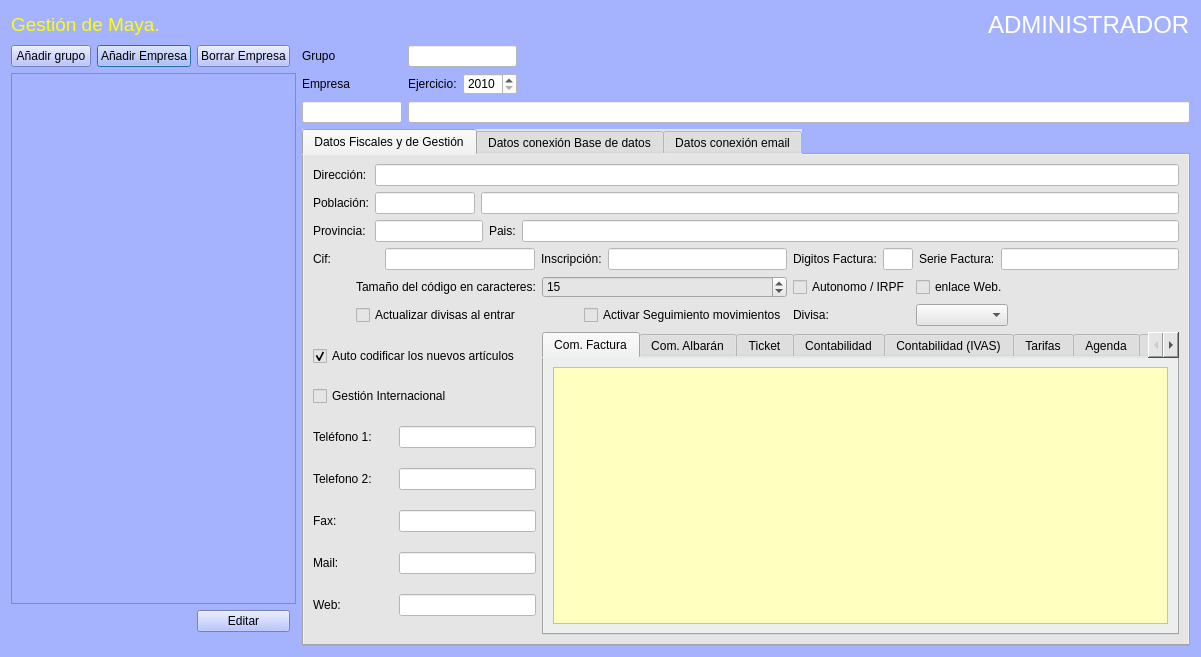
Above: Zona_Administrador/frmempresas.ui from arcnexus/RedFoX before the change. Below: the same form after it.
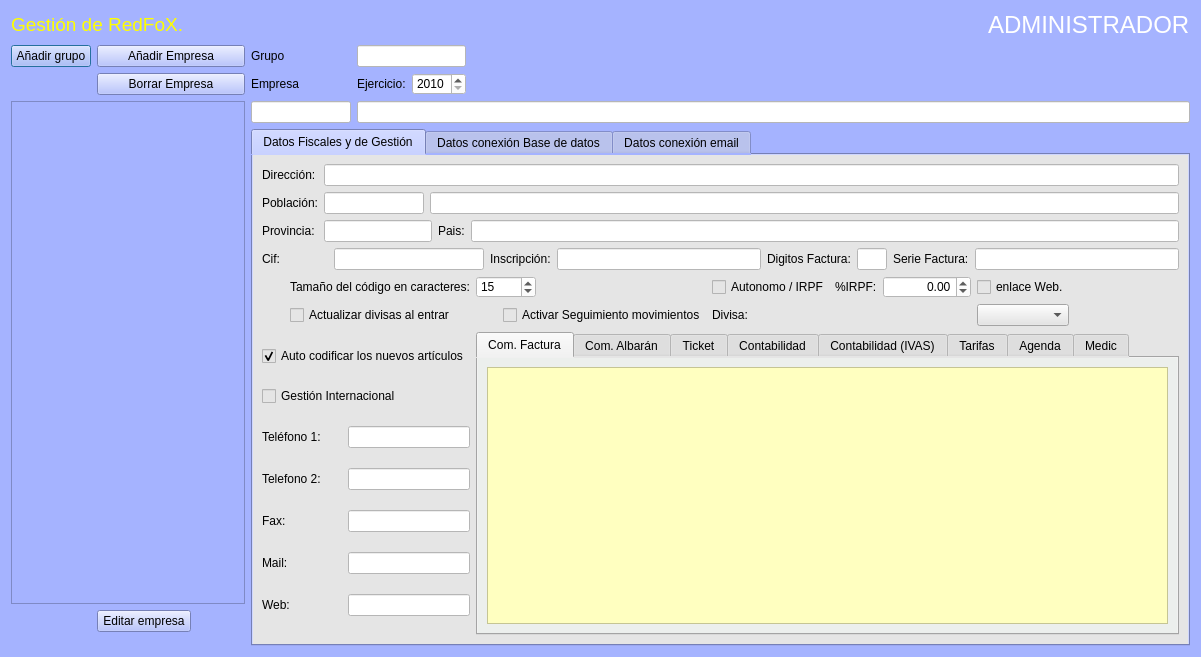
That is the form after the change. Icons and pictures are not drawn. Custom widgets are drawn as their Qt base class.

```diff
--- a/Zona_Administrador/frmempresas.ui
+++ b/Zona_Administrador/frmempresas.ui
@@ -32,7 +32,7 @@
      <item>
       <widget class="QLabel" name="label">
        <property name="text">
-        <string>&lt;html&gt;&lt;head/&gt;&lt;body&gt;&lt;p&gt;&lt;span style=&quot; font-size:14pt; color:#ffff00;&quot;&gt;Gestión de Maya.&lt;/span&gt;&lt;/p&gt;&lt;/body&gt;&lt;/html&gt;</string>
+        <string>&lt;html&gt;&lt;head/&gt;&lt;body&gt;&lt;p&gt;&lt;span style=&quot; font-size:14pt; color:#ffff00;&quot;&gt;Gestión de RedFoX.&lt;/span&gt;&lt;/p&gt;&lt;/body&gt;&lt;/html&gt;</string>
        </property>
       </widget>
      </item>
@@ -97,21 +97,7 @@
        <property name="bottomMargin">
         <number>14</number>
        </property>
-       <item row="0" column="1">
-        <widget class="QPushButton" name="btnAddEmpresa">
-         <property name="text">
-          <string>Añadir Empresa</string>
-         </property>
-        </widget>
-       </item>
-       <item row="0" column="2">
-        <widget class="QPushButton" name="btnBorrar">
-         <property name="text">
-          <string>Borrar Empresa</string>
-         </property>
-        </widget>
-       </item>
-       <item row="1" column="0" colspan="4">
+       <item row="2" column="0" colspan="4">
         <widget class="QTreeWidget" name="treeEmpresas">
          <attribute name="headerVisible">
           <bool>false</bool>
@@ -128,12 +114,48 @@
          <property name="text">
           <string>Añadir grupo</string>
          </property>
+         <property name="icon">
+          <iconset resource="../maya.qrc">
+           <normaloff>:/Icons/PNG/add.png</normaloff>:/Icons/PNG/add.png</iconset>
+         </property>
         </widget>
        </item>
-       <item row="2" column="2">
+       <item row="3" column="1" colspan="2">
         <widget class="QPushButton" name="btnEditar">
          <property name="text">
-          <string>Editar</string>
+          <string>Editar empresa</string>
+         </property>
+         <property name="icon">
+          <iconset resource="../maya.qrc">
+           <normaloff>:/Icons/PNG/edit.png</normaloff>:/Icons/PNG/edit.png</iconset>
+         </property>
+         <property name="iconSize">
+          <size>
+           <width>22</width>
+           <height>23</height>
+          </size>
+         </property>
+        </widget>
+       </item>
+       <item row="0" column="1" colspan="3">
+        <widget class="QPushButton" name="btnAddEmpresa">
+         <property name="text">
+          <string>Añadir Empresa</string>
+         </property>
+         <property name="icon">
+          <iconset resource="../maya.qrc">
+           <normaloff>:/Icons/PNG/add.png</normaloff>:/Icons/PNG/add.png</iconset>
+         </property>
+        </widget>
+       </item>
+       <item row="1" column="1" colspan="3">
+        <widget class="QPushButton" name="btnBorrar">
+         <property name="text">
+          <string>Borrar Empresa</string>
+         </property>
+         <property name="icon">
+          <iconset resource="../maya.qrc">
+           <normaloff>:/Icons/PNG/borrar.png</normaloff>:/Icons/PNG/borrar.png</iconset>
          </property>
         </widget>
        </item>
@@ -237,7 +259,7 @@
        <item row="1" column="0">
         <widget class="QTabWidget" name="tabWidget">
          <property name="styleSheet">
-          <string notr="true">background-color: rgb(229, 229, 229);</string>
+          <string notr="true"/>
          </property>
          <property name="currentIndex">
           <number>0</number>
@@ -251,194 +273,44 @@
            <string>Datos Fiscales y de Gestión</string>
           </attribute>
           <layout class="QGridLayout" name="gridLayout_12">
-           <item row="3" column="5">
-            <widget class="QComboBox" name="cboDivisas"/>
-           </item>
-           <item row="2" column="4">
-            <widget class="QCheckBox" name="chkIRPF">
+           <item row="2" column="2" colspan="2">
+            <widget class="QSpinBox" name="txttamano_codigoart">
              <property name="maximumSize">
               <size>
-               <width>135</width>
+               <width>60</width>
                <height>16777215</height>
               </size>
              </property>
-             <property name="text">
-              <string>Autonomo / IRPF</string>
+             <property name="styleSheet">
+              <string notr="true">background-color: rgb(255, 255, 255);</string>
              </property>
+             <property name="value">
+              <number>15</number>
+             </property>
             </widget>
            </item>
-           <item row="1" column="0" colspan="10">
-            <layout class="QHBoxLayout" name="horizontalLayout">
-             <item>
-              <widget class="QLabel" name="label_22">
-               <property name="minimumSize">
-                <size>
-                 <width>66</width>
-                 <height>0</height>
-                </size>
-               </property>
-               <property name="text">
-                <string>Cif:</string>
-               </property>
-              </widget>
-             </item>
-             <item>
-              <widget class="QLineEdit" name="txtcif">
-               <property name="maximumSize">
-                <size>
-                 <width>150</width>
-                 <height>16777215</height>
-                </size>
-               </property>
-               <property name="styleSheet">
-                <string notr="true">background-color: rgb(255, 255, 255);</string>
-               </property>
-              </widget>
-             </item>
-             <item>
-              <widget class="QLabel" name="label_23">
-               <property name="text">
-                <string>Inscripción:</string>
-               </property>
-              </widget>
-             </item>
-             <item>
-              <widget class="QLineEdit" name="txtcInscripcion">
-               <property name="styleSheet">
-                <string notr="true">background-color: rgb(255, 255, 255);</string>
-               </property>
-              </widget>
-             </item>
-             <item>
-              <widget class="QLabel" name="label_25">
-               <property name="text">
-                <string>Digitos Factura:</string>
-               </property>
-              </widget>
-             </item>
-             <item>
-              <widget class="QLineEdit" name="txtndigitos_factura">
-               <property name="maximumSize">
-                <size>
-                 <width>30</width>
-                 <height>16777215</height>
-                </size>
-               </property>
-               <property name="styleSheet">
-                <string notr="true">background-color: rgb(255, 255, 255);</string>
-               </property>
-              </widget>
-             </item>
-             <item>
-              <widget class="QLabel" name="label_26">
-               <property name="text">
-                <string>Serie Factura:</string>
-               </property>
-              </widget>
-             </item>
-             <item>
-              <widget class="QLineEdit" name="txtserieFactura">
-               <property name="styleSheet">
-                <string notr="true">background-color: rgb(255, 255, 255);</string>
-               </property>
-              </widget>
-             </item>
-            </layout>
-           </item>
-           <item row="2" column="1">
-            <widget class="QLabel" name="label_41">
-             <property name="sizePolicy">
-              <sizepolicy hsizetype="Preferred" vsizetype="Preferred">
-               <horstretch>0</horstretch>
-               <verstretch>0</verstretch>
-              </sizepolicy>
+           <item row="3" column="3">
+            <widget class="QCheckBox" name="chkSeguimiento">
+             <property name="text">
+              <string>Activar Seguimiento movimientos</string>
              </property>
+            </widget>
+           </item>
+           <item row="3" column="1">
+            <widget class="QCheckBox" name="chk_upate_divisas">
              <property name="text">
-              <string>Tamaño del código en caracteres:</string>
+              <string>Actualizar divisas al entrar</string>
              </property>
             </widget>
            </item>
-           <item row="2" column="5">
-            <widget class="QCheckBox" name="chkEnlace_web">
+           <item row="3" column="4">
+            <widget class="QLabel" name="label_42">
              <property name="text">
-              <string>enlace Web.</string>
+              <string>Divisa: </string>
              </property>
             </widget>
            </item>
-           <item row="0" column="0" colspan="10">
-            <layout class="QGridLayout" name="gridLayout_8">
-             <item row="1" column="2" colspan="3">
-              <widget class="QLineEdit" name="txtpoblacion">
-               <property name="styleSheet">
-                <string notr="true">background-color: rgb(255, 255, 255);</string>
-               </property>
-              </widget>
-             </item>
-             <item row="2" column="3">
-              <widget class="QLabel" name="label_16">
-               <property name="text">
-                <string>Pais:</string>
-               </property>
-              </widget>
-             </item>
-             <item row="0" column="1" colspan="4">
-              <widget class="QLineEdit" name="txtdireccion1">
-               <property name="styleSheet">
-                <string notr="true">background-color: rgb(255, 255, 255);</string>
-               </property>
-              </widget>
-             </item>
-             <item row="1" column="1">
-              <widget class="QLineEdit" name="txtcp">
-               <property name="maximumSize">
-                <size>
-                 <width>100</width>
-                 <height>16777215</height>
-                </size>
-               </property>
-               <property name="styleSheet">
-                <string notr="true">background-color: rgb(255, 255, 255);</string>
-               </property>
-              </widget>
-             </item>
-             <item row="0" column="0">
-              <widget class="QLabel" name="label_13">
-               <property name="text">
-                <string>Dirección:</string>
-               </property>
-              </widget>
-             </item>
-             <item row="2" column="4">
-              <widget class="QLineEdit" name="txtpais">
-               <property name="styleSheet">
-                <string notr="true">background-color: rgb(255, 255, 255);</string>
-               </property>
-              </widget>
-             </item>
-             <item row="2" column="0">
-              <widget class="QLabel" name="label_15">
-               <property name="text">
-                <string>Provincia:</string>
-               </property>
-              </widget>
-             </item>
-             <item row="1" column="0">
-              <widget class="QLabel" name="label_14">
-               <property name="text">
-                <string>Población:</string>
-               </property>
-              </widget>
-             </item>
-             <item row="2" column="1" colspan="2">
-              <widget class="QLineEdit" name="txtprovincia">
-               <property name="styleSheet">
-                <string notr="true">background-color: rgb(255, 255, 255);</string>
-               </property>
-              </widget>
-             </item>
-            </layout>
-           </item>
-           <item row="5" column="2" colspan="8">
+           <item row="5" column="2" colspan="10">
             <widget class="QTabWidget" name="tabWidget_2">
              <property name="minimumSize">
               <size>
@@ -1426,33 +1298,78 @@
              </widget>
             </widget>
            </item>
-           <item row="2" column="2" colspan="2">
-            <widget class="QSpinBox" name="txttamano_codigoart">
-             <property name="value">
-              <number>15</number>
-             </property>
-            </widget>
-           </item>
-           <item row="3" column="4">
-            <widget class="QLabel" name="label_42">
-             <property name="text">
-              <string>Divisa: </string>
-             </property>
-            </widget>
-           </item>
-           <item row="3" column="3">
-            <widget class="QCheckBox" name="chkSeguimiento">
-             <property name="text">
-              <string>Activar Seguimiento movimientos</string>
-             </property>
-            </widget>
-           </item>
-           <item row="3" column="1">
-            <widget class="QCheckBox" name="chk_upate_divisas">
-             <property name="text">
-              <string>Actualizar divisas al entrar</string>
-             </property>
-            </widget>
+           <item row="0" column="0" colspan="12">
+            <layout class="QGridLayout" name="gridLayout_8">
+             <item row="1" column="2" colspan="3">
+              <widget class="QLineEdit" name="txtpoblacion">
+               <property name="styleSheet">
+                <string notr="true">background-color: rgb(255, 255, 255);</string>
+               </property>
+              </widget>
+             </item>
+             <item row="2" column="3">
+              <widget class="QLabel" name="label_16">
+               <property name="text">
+                <string>Pais:</string>
+               </property>
+              </widget>
+             </item>
+             <item row="0" column="1" colspan="4">
+              <widget class="QLineEdit" name="txtdireccion1">
+               <property name="styleSheet">
+                <string notr="true">background-color: rgb(255, 255, 255);</string>
+               </property>
+              </widget>
+             </item>
+             <item row="1" column="1">
+              <widget class="QLineEdit" name="txtcp">
+               <property name="maximumSize">
+                <size>
+                 <width>100</width>
+                 <height>16777215</height>
+                </size>
+               </property>
+               <property name="styleSheet">
+                <string notr="true">background-color: rgb(255, 255, 255);</string>
+               </property>
+              </widget>
+             </item>
+             <item row="0" column="0">
+              <widget class="QLabel" name="label_13">
+               <property name="text">
+                <string>Dirección:</string>
+               </property>
+              </widget>
+             </item>
+             <item row="2" column="4">
+              <widget class="QLineEdit" name="txtpais">
+               <property name="styleSheet">
+                <string notr="true">background-color: rgb(255, 255, 255);</string>
+               </property>
+              </widget>
+             </item>
+             <item row="2" column="0">
+              <widget class="QLabel" name="label_15">
+               <property name="text">
+                <string>Provincia:</string>
+               </property>
+              </widget>
+             </item>
+             <item row="1" column="0">
+              <widget class="QLabel" name="label_14">
+               <property name="text">
+                <string>Población:</string>
+               </property>
+              </widget>
+             </item>
+             <item row="2" column="1" colspan="2">
+              <widget class="QLineEdit" name="txtprovincia">
+               <property name="styleSheet">
+                <string notr="true">background-color: rgb(255, 255, 255);</string>
+               </property>
+              </widget>
+             </item>
+            </layout>
            </item>
            <item row="5" column="0" colspan="2">
             <layout class="QGridLayout" name="gridLayout_7">
@@ -1608,6 +1525,143 @@
              </item>
             </layout>
            </item>
+           <item row="2" column="1">
+            <widget class="QLabel" name="label_41">
+             <property name="sizePolicy">
+              <sizepolicy hsizetype="Preferred" vsizetype="Preferred">
+               <horstretch>0</horstretch>
+               <verstretch>0</verstretch>
+              </sizepolicy>
+             </property>
+             <property name="text">
+              <string>Tamaño del código en caracteres:</string>
+             </property>
+            </widget>
+           </item>
+           <item row="2" column="7">
+            <widget class="QCheckBox" name="chkEnlace_web">
+             <property name="text">
+              <string>enlace Web.</string>
+             </property>
+            </widget>
+           </item>
+           <item row="1" column="0" colspan="12">
+            <layout class="QHBoxLayout" name="horizontalLayout">
+             <item>
+              <widget class="QLabel" name="label_22">
+               <property name="minimumSize">
+                <size>
+                 <width>66</width>
+                 <height>0</height>
+                </size>
+               </property>
+               <property name="text">
+                <string>Cif:</string>
+               </property>
+              </widget>
+             </item>
+             <item>
+              <widget class="QLineEdit" name="txtcif">
+               <property name="maximumSize">
+                <size>
+                 <width>150</width>
+                 <height>16777215</height>
+                </size>
+               </property>
+               <property name="styleSheet">
+                <string notr="true">background-color: rgb(255, 255, 255);</string>
+               </property>
+              </widget>
+             </item>
+             <item>
+              <widget class="QLabel" name="label_23">
+               <property name="text">
+                <string>Inscripción:</string>
+               </property>
+              </widget>
+             </item>
+             <item>
+              <widget class="QLineEdit" name="txtcInscripcion">
+               <property name="styleSheet">
+                <string notr="true">background-color: rgb(255, 255, 255);</string>
+               </property>
+              </widget>
+             </item>
+             <item>
+              <widget class="QLabel" name="label_25">
+               <property name="text">
+                <string>Digitos Factura:</string>
+               </property>
+              </widget>
+             </item>
+             <item>
+              <widget class="QLineEdit" name="txtndigitos_factura">
+               <property name="maximumSize">
+                <size>
+                 <width>30</width>
+                 <height>16777215</height>
+                </size>
+               </property>
+               <property name="styleSheet">
+                <string notr="true">background-color: rgb(255, 255, 255);</string>
+               </property>
+              </widget>
+             </item>
+             <item>
+              <widget class="QLabel" name="label_26">
+               <property name="text">
+                <string>Serie Factura:</string>
+               </property>
+              </widget>
+             </item>
+             <item>
+              <widget class="QLineEdit" name="txtserieFactura">
+               <property name="styleSheet">
+                <string notr="true">background-color: rgb(255, 255, 255);</string>
+               </property>
+              </widget>
+             </item>
+            </layout>
+           </item>
+           <item row="3" column="7">
+            <widget class="QComboBox" name="cboDivisas"/>
+           </item>
+           <item row="2" column="5">
+            <widget class="QLabel" name="label_71">
+             <property name="text">
+              <string>%IRPF:</string>
+             </property>
+            </widget>
+           </item>
+           <item row="2" column="4">
+            <widget class="QCheckBox" name="chkIRPF">
+             <property name="maximumSize">
+              <size>
+               <width>135</width>
+               <height>16777215</height>
+              </size>
+             </property>
+             <property name="text">
+              <string>Autonomo / IRPF</string>
+             </property>
+            </widget>
+           </item>
+           <item row="2" column="6">
+            <widget class="QDoubleSpinBox" name="spinPorc_irpf">
+             <property name="styleSheet">
+              <string notr="true">background-color: rgb(255, 255, 255);</string>
+             </property>
+             <property name="alignment">
+              <set>Qt::AlignRight|Qt::AlignTrailing|Qt::AlignVCenter</set>
+             </property>
+             <property name="minimum">
+              <double>-999999.000000000000000</double>
+             </property>
+             <property name="maximum">
+              <double>9999999.000000000000000</double>
+             </property>
+            </widget>
+           </item>
           </layout>
          </widget>
          <widget class="QWidget" name="tabWidgetPage2">
@@ -1913,6 +1967,9 @@
           </layout>
          </widget>
          <widget class="QWidget" name="tab_9">
+          <property name="styleSheet">
+           <string notr="true">background-color: #ecefed;</string>
+          </property>
           <attribute name="title">
            <string>Datos conexión email</string>
           </attribute>
```
Left out of the diff: 4 changed lines with no effect on the pictures.
